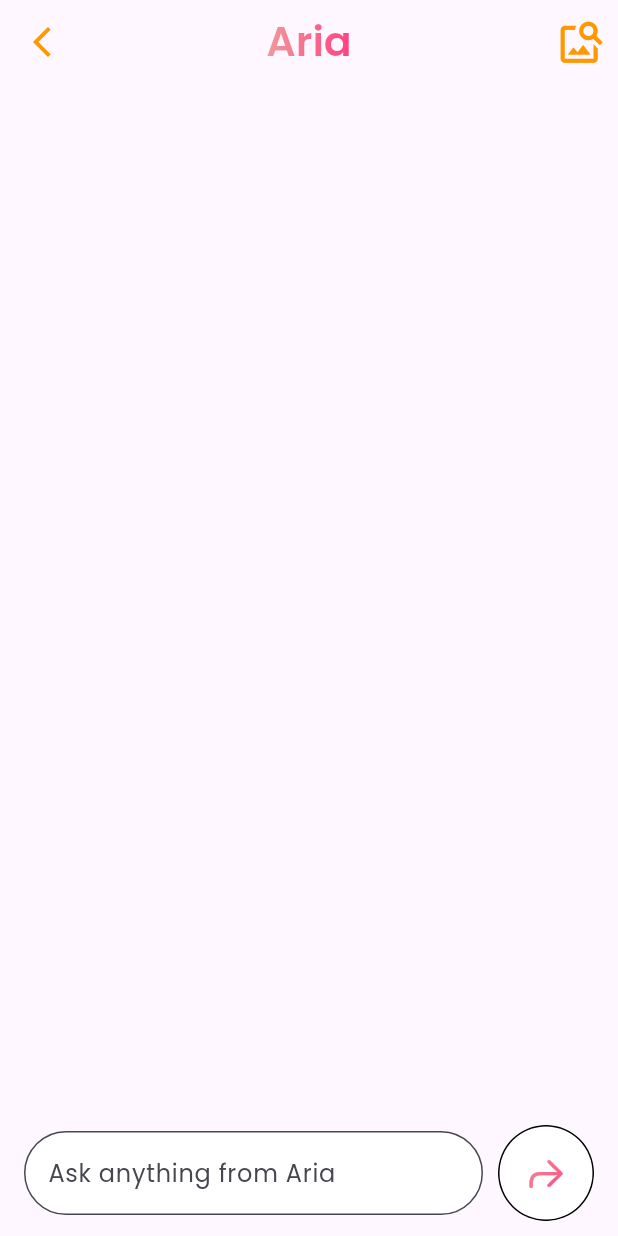
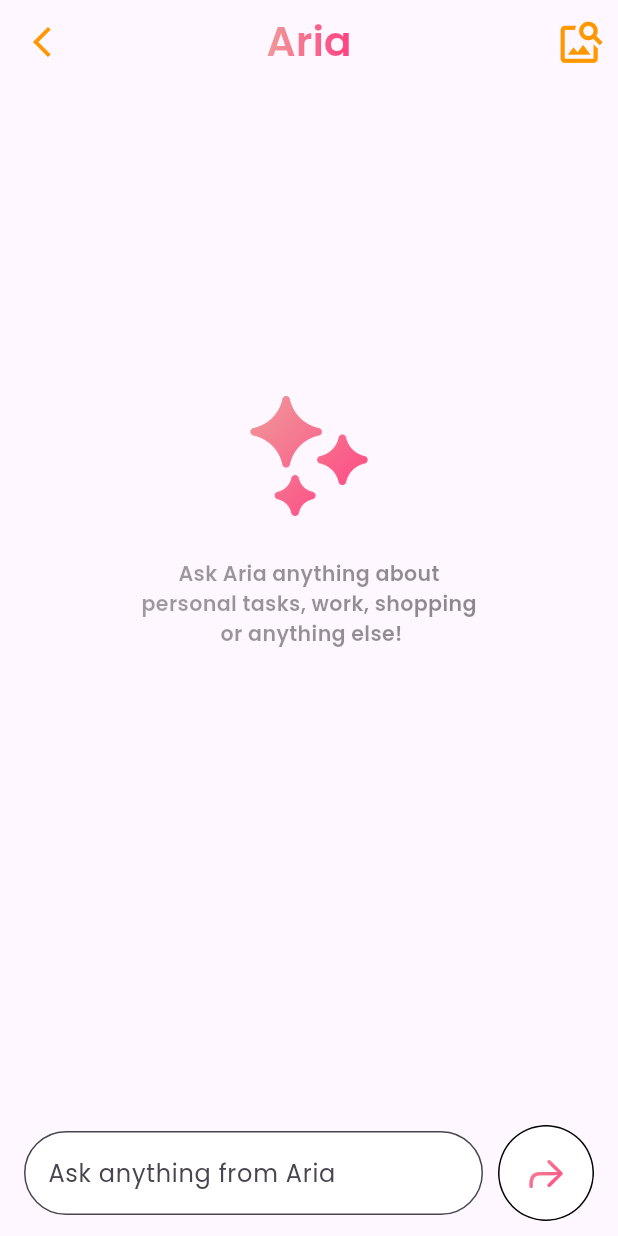
Before and after one commit to The-Naveen-Chandra/Taskify-Flutter, a Flutter app: the AriaView screen opened directly, on a phone screen of 412 x 824 dp. Run offline on Flutter 3.47's test engine with Material 3 defaults, Android fonts, the phone set to English and light mode, and no system bars; our stand-ins replace bloc, cloud_firestore, dio, dotted_border, equatable, firebase_auth and 11 more; accounts and stored records are empty.

Commit message:
Dev: Empty view

```diff
--- a/lib/app/modules/aria/aria_view.dart
+++ b/lib/app/modules/aria/aria_view.dart
@@ -63,7 +63,37 @@ class _AriaViewState extends State<AriaView> {
               return Column(
                 children: [
                   Expanded(
-                    child: ListView.builder(
+                    child: messages.isEmpty
+                        ? Center(
+                            child: Column(
+                              crossAxisAlignment: CrossAxisAlignment.center,
+                              mainAxisAlignment: MainAxisAlignment.center,
+                              children: [
+                                SizedBox(
+                                  width: 80,
+                                  height: 80,
+                                  child:
+                                      Image.asset("assets/images/aria-ai.png"),
+                                ),
+                                const SizedBox(height: 28),
+                                GradientText(
+                                  "       Ask Aria anything about\npersonal tasks, work, shopping\n               or anything else!",
+                                  style: GoogleFonts.poppins(
+                                    fontSize: 10.0.sp,
+                                    fontWeight: FontWeight.w600,
+                                  ),
+                                  gradient: const LinearGradient(
+                                    colors: [
+                                      Colors.black38,
+                                      Colors.black45,
+                                    ],
+                                  ),
+                                ),
+                                const SizedBox(height: 100),
+                              ],
+                            ),
+                          )
+                        : ListView.builder(
                             itemCount: messages.length,
                             itemBuilder: ((context, index) {
                               return Padding(
```
Lines whose indentation alone changed are shown as unchanged.
